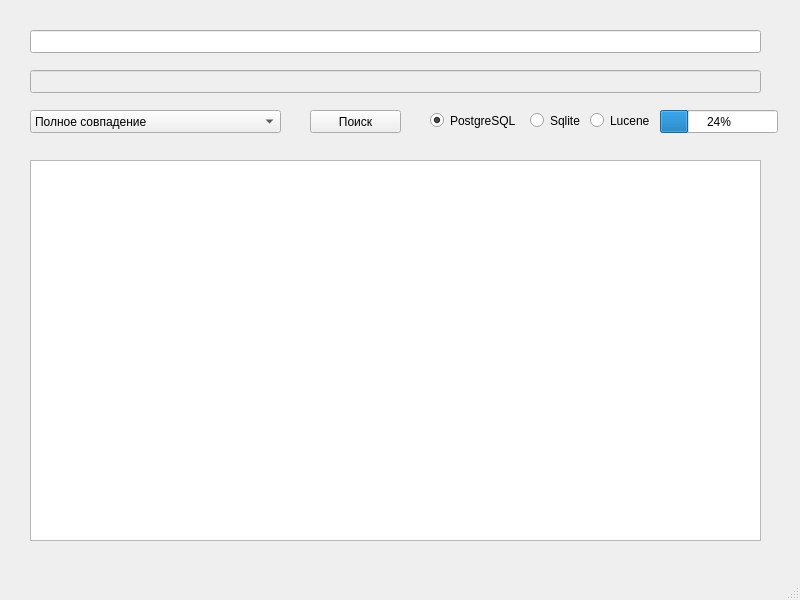
Old version of the form fts/design.ui in the repository euloo/information-retrieval.
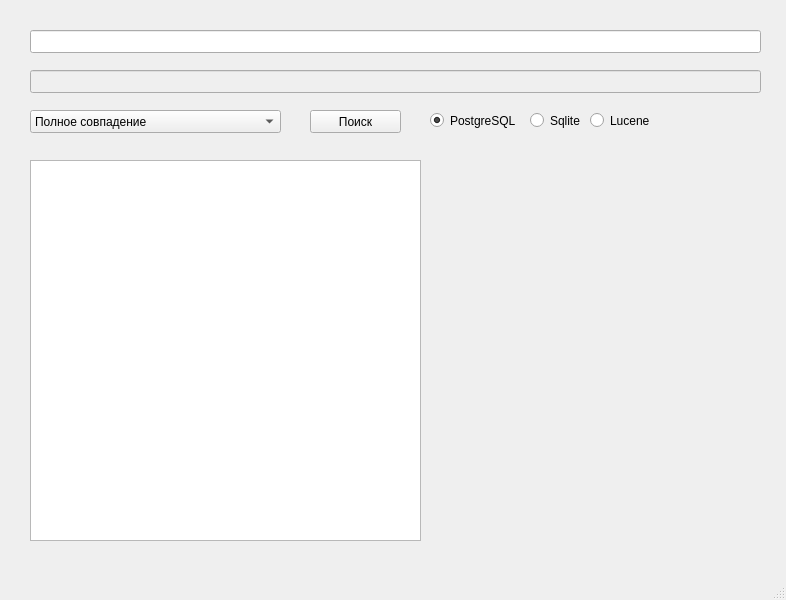
New version of the form.

```diff
--- a/fts/design.ui
+++ b/fts/design.ui
@@ -6,7 +6,7 @@
    <rect>
     <x>0</x>
     <y>0</y>
-    <width>800</width>
+    <width>786</width>
     <height>600</height>
    </rect>
   </property>
@@ -19,7 +19,7 @@
      <rect>
       <x>30</x>
       <y>160</y>
-      <width>731</width>
+      <width>391</width>
       <height>381</height>
      </rect>
     </property>
@@ -137,18 +137,20 @@
      <string>Lucene</string>
     </property>
    </widget>
-   <widget class="QProgressBar" name="progressBar">
+   <widget class="QWidget" name="verticalLayoutWidget">
     <property name="geometry">
      <rect>
-      <x>660</x>
-      <y>110</y>
-      <width>118</width>
-      <height>23</height>
+      <x>440</x>
+      <y>210</y>
+      <width>321</width>
+      <height>251</height>
      </rect>
     </property>
-    <property name="value">
-     <number>24</number>
-    </property>
+    <layout class="QVBoxLayout" name="verticalLayout">
+     <property name="leftMargin">
+      <number>0</number>
+     </property>
+    </layout>
    </widget>
   </widget>
   <widget class="QStatusBar" name="statusbar"/>
```
Left out of the diff: 6 changed lines with no effect on the pictures.
